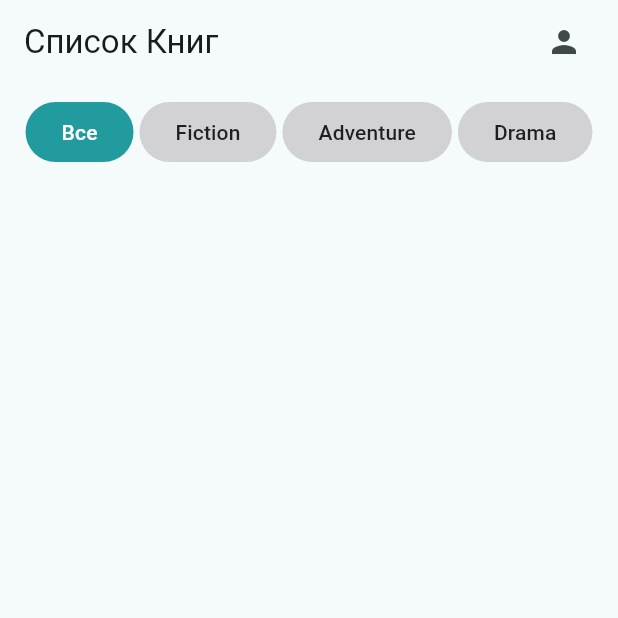
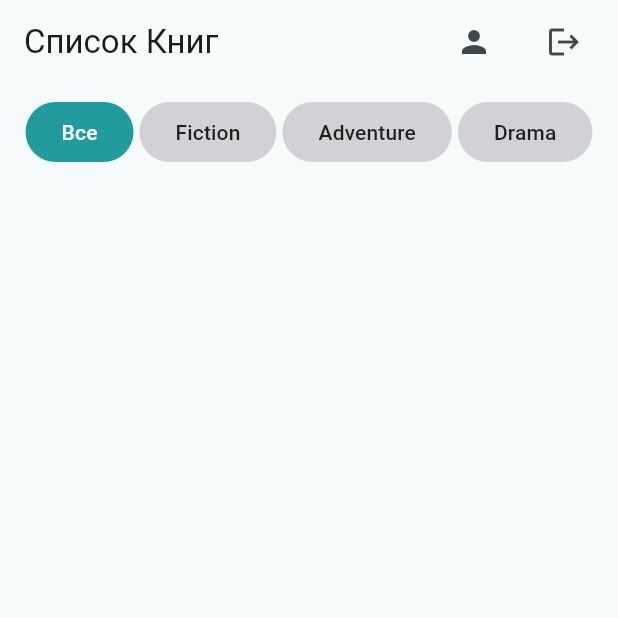
Before and after one commit to nur93batken/library_app, a Flutter app: the MyHome screen opened directly, on a phone screen of 412 x 824 dp, the top half of it. Run offline on Flutter 3.47's test engine with Material 3 defaults, Android fonts, the phone set to English and light mode, and no system bars; our stand-ins replace animated_text_kit, bloc, cloud_firestore, equatable, firebase_auth, firebase_core and 2 more; accounts and stored records are empty.

Commit message:
added icon

```diff
--- a/lib/src/features/home/presentation/pages/home_page.dart
+++ b/lib/src/features/home/presentation/pages/home_page.dart
@@ -32,6 +32,8 @@ class _MyHomePageState extends State<MyHome> {
       appBar: AppBar(
         title: const Text('Список Книг'),
         actions: [
+          Row(
+            children: [
               Padding(
                 padding: const EdgeInsets.only(right: 12),
                 child: IconButton(
@@ -45,6 +47,15 @@ class _MyHomePageState extends State<MyHome> {
                     );
                   },
                 ),
+              ),
+              Padding(
+                padding: const EdgeInsets.only(right: 12),
+                child: IconButton(
+                  icon: const Icon(Icons.logout),
+                  onPressed: () {},
+                ),
+              ),
+            ],
           ),
         ],
       ),
```
Lines whose indentation alone changed are shown as unchanged.
